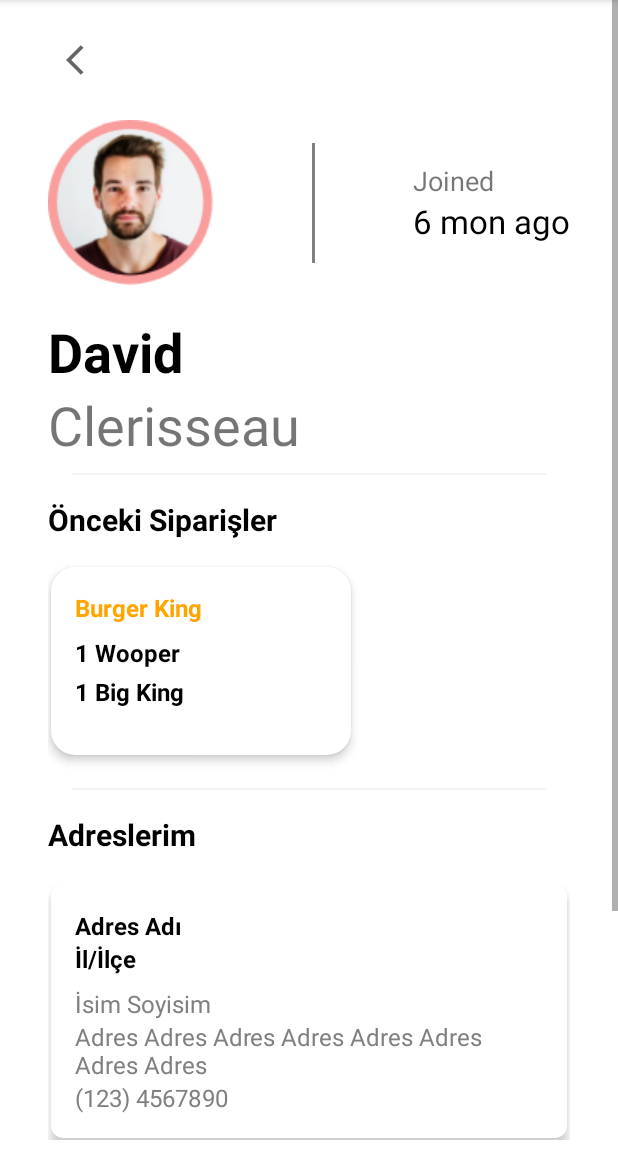
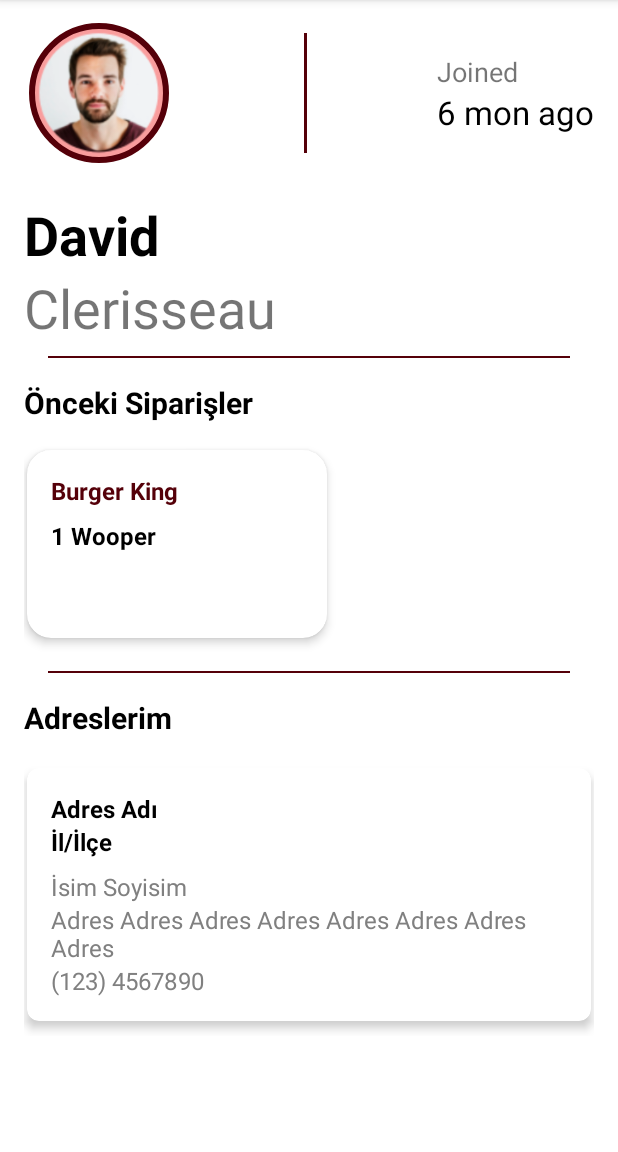
Before and after one commit to Yemeksepeti-Mobil-Android-Bootcamp/teamB_homework3, an Android app: the fragment ProfileFragment shown on its own in the app's theme, on a phone screen of 412 x 824 dp, the part 84-1236 px from its top. Run offline under Robolectric (Android 15) with nearby library versions, the phone set to English and light mode, and no system bars.

Commit message:
Fixed bug profile ui

```diff
--- a/app/src/main/res/layout/fragment_profile.xml
+++ b/app/src/main/res/layout/fragment_profile.xml
@@ -5,59 +5,55 @@
     android:layout_width="match_parent"
     android:layout_height="match_parent"
     android:overScrollMode="never"
+    android:layout_marginTop="4dp"
     android:layout_marginBottom="8dp">
 
     <LinearLayout
         android:layout_width="match_parent"
         android:layout_height="wrap_content"
-        android:layout_marginHorizontal="32dp"
+        android:layout_marginHorizontal="16dp"
+        android:layout_marginTop="8dp"
         android:orientation="vertical"
         tools:context=".fragments.ProfileFragment">
-        <ImageButton
-            android:layout_width="wrap_content"
-            android:layout_height="wrap_content"
-            android:layout_marginVertical="16dp"
-            android:background="#00000000"
-            android:clickable="true"
-            android:focusable="true"
-            android:minWidth="48dp"
-            android:minHeight="48dp"
-            android:src="@drawable/ic_baseline_arrow_back"
-            tools:ignore="SpeakableTextPresentCheck" />
 
         <androidx.constraintlayout.widget.ConstraintLayout
             android:layout_width="match_parent"
             android:layout_height="wrap_content">
-            <ImageView
-                android:id="@+id/imageView6"
-                android:layout_width="wrap_content"
-                android:layout_height="wrap_content"
-                android:src="@drawable/profile_picture"
+            <com.google.android.material.imageview.ShapeableImageView
+                android:id="@+id/profileImageView"
+                android:layout_width="100dp"
+                android:layout_height="100dp"
+                android:padding="5dp"
+                app:strokeWidth="4dp"
+                app:strokeColor="#550009"
+                app:shapeAppearanceOverlay="@style/ShapeAppearanceOverlay.App.CornerSize50Percent"
                 app:layout_constraintBottom_toBottomOf="parent"
-                app:layout_constraintEnd_toStartOf="@+id/view6"
+                app:layout_constraintEnd_toStartOf="@+id/profileVerticalLine"
                 app:layout_constraintHorizontal_bias="0.5"
                 app:layout_constraintHorizontal_chainStyle="spread_inside"
                 app:layout_constraintStart_toStartOf="parent"
-                app:layout_constraintTop_toTopOf="parent" />
+                app:layout_constraintTop_toTopOf="parent"
+                app:srcCompat="@drawable/profile_picture" />
+
             <View
-                android:id="@+id/view6"
+                android:id="@+id/profileVerticalLine"
                 android:layout_width="2dp"
                 android:layout_height="80dp"
-                android:background="#808080"
+                android:background="#550009"
                 app:layout_constraintBottom_toBottomOf="parent"
-                app:layout_constraintEnd_toStartOf="@+id/linearLayout6"
+                app:layout_constraintEnd_toStartOf="@+id/profileJoinedLayout"
                 app:layout_constraintHorizontal_bias="0.5"
-                app:layout_constraintStart_toEndOf="@+id/imageView6"
+                app:layout_constraintStart_toEndOf="@+id/profileImageView"
                 app:layout_constraintTop_toTopOf="parent" />
             <LinearLayout
-                android:id="@+id/linearLayout6"
+                android:id="@+id/profileJoinedLayout"
                 android:layout_width="wrap_content"
                 android:layout_height="wrap_content"
                 android:orientation="vertical"
                 app:layout_constraintBottom_toBottomOf="parent"
                 app:layout_constraintEnd_toEndOf="parent"
                 app:layout_constraintHorizontal_bias="0.5"
-                app:layout_constraintStart_toEndOf="@+id/view6"
+                app:layout_constraintStart_toEndOf="@+id/profileVerticalLine"
                 app:layout_constraintTop_toTopOf="parent">
                 <TextView
                     android:layout_width="wrap_content"
@@ -65,6 +61,7 @@
                     android:text="Joined"
                     android:textSize="18sp" />
                 <TextView
+                    android:id="@+id/profileDate"
                     android:layout_width="wrap_content"
                     android:layout_height="wrap_content"
                     android:text="6 mon ago"
@@ -79,6 +76,7 @@
             android:layout_marginTop="20dp"
             android:orientation="vertical">
             <TextView
+                android:id="@+id/profileName"
                 android:layout_width="wrap_content"
                 android:layout_height="wrap_content"
                 android:text="David"
@@ -86,6 +84,7 @@
                 android:textColor="@color/black"
                 android:textStyle="bold" />
             <TextView
+                android:id="@+id/profileLastName"
                 android:layout_width="wrap_content"
                 android:layout_height="wrap_content"
                 android:text="Clerisseau"
@@ -95,7 +94,7 @@
         <View
             android:layout_width="match_parent"
             android:layout_height="1dp"
-            android:background="#f4f4f4"
+            android:background="#550009"
             android:layout_marginTop="8dp"
             android:layout_marginHorizontal="16dp" />
 
@@ -110,6 +109,7 @@
             android:layout_marginTop="16dp" />
 
         <androidx.cardview.widget.CardView
+            android:id="@+id/profilePreviousOrders"
             android:layout_width="200dp"
             android:layout_height="125dp"
             android:layout_margin="2dp"
@@ -122,25 +122,19 @@
                 android:layout_height="match_parent"
                 android:orientation="vertical">
                 <TextView
+                    android:id="@+id/profilePreviousOrderRestaurantName"
                     android:layout_width="wrap_content"
                     android:layout_height="wrap_content"
                     android:text="Burger King"
                     android:textSize="16sp"
-                    android:textColor="#FFA500"
+                    android:textColor="#550009"
                     android:textStyle="bold" />
                 <TextView
+                    android:id="@+id/profilePreviousOrderName"
                     android:layout_width="wrap_content"
                     android:layout_height="wrap_content"
                     android:layout_marginTop="8dp"
                     android:text="1 Wooper"
-                    android:textSize="16sp"
-                    android:textStyle="bold"
-                    android:textColor="@color/black" />
-                <TextView
-                    android:layout_width="wrap_content"
-                    android:layout_height="wrap_content"
-                    android:text="1 Big King"
-                    android:layout_marginTop="4dp"
                     android:textSize="16sp"
                     android:textStyle="bold"
                     android:textColor="@color/black" />
@@ -151,9 +145,10 @@
         <View
             android:layout_width="match_parent"
             android:layout_height="1dp"
-            android:background="#f4f4f4"
+            android:background="#550009"
             android:layout_marginTop="20dp"
             android:layout_marginHorizontal="16dp" />
+
         <TextView
             android:layout_width="match_parent"
             android:layout_height="wrap_content"
@@ -163,7 +158,9 @@
             android:textStyle="bold"
             android:layout_marginBottom="16dp"
             android:layout_marginTop="16dp" />
+
         <androidx.cardview.widget.CardView
+            android:id="@+id/profileAdressContainer"
             android:layout_width="match_parent"
             android:layout_height="wrap_content"
             android:layout_marginHorizontal="2dp"
@@ -172,11 +169,13 @@
             app:cardCornerRadius="8dp"
             app:cardElevation="4dp"
             app:contentPadding="16dp">
+
             <LinearLayout
                 android:layout_width="match_parent"
                 android:layout_height="match_parent"
                 android:orientation="vertical">
                 <TextView
+                    android:id="@+id/profileAdressName"
                     android:layout_width="wrap_content"
                     android:layout_height="wrap_content"
                     android:text="Adres Adı"
@@ -184,6 +183,7 @@
                     android:textColor="@color/black"
                     android:textStyle="bold" />
                 <TextView
+                    android:id="@+id/profileCity"
                     android:layout_width="wrap_content"
                     android:layout_height="wrap_content"
                     android:text="İl/İlçe"
@@ -191,6 +191,7 @@
                     android:textColor="@color/black"
                     android:textStyle="bold" />
                 <TextView
+                    android:id="@+id/profileNameAdress"
                     android:layout_width="wrap_content"
                     android:layout_height="wrap_content"
                     android:layout_marginTop="8dp"
@@ -198,61 +199,14 @@
                     android:textSize="16sp"
                     android:textColor="#808080" />
                 <TextView
+                    android:id="@+id/profileAdress"
                     android:layout_width="wrap_content"
                     android:layout_height="wrap_content"
                     android:text="Adres Adres Adres Adres Adres Adres Adres Adres"
                     android:textSize="16sp"
                     android:textColor="#808080" />
                 <TextView
-                    android:layout_width="wrap_content"
-                    android:layout_height="wrap_content"
-                    android:text="(123) 4567890"
-                    android:textSize="16sp"
-                    android:textColor="#808080" />
-            </LinearLayout>
-        </androidx.cardview.widget.CardView>
-
-        <androidx.cardview.widget.CardView
-            android:layout_width="match_parent"
-            android:layout_height="wrap_content"
-            android:layout_marginHorizontal="2dp"
-            android:layout_marginTop="4dp"
-            android:layout_marginBottom="10dp"
-            app:cardCornerRadius="8dp"
-            app:cardElevation="4dp"
-            app:contentPadding="16dp">
-            <LinearLayout
-                android:layout_width="match_parent"
-                android:layout_height="match_parent"
-                android:orientation="vertical">
-                <TextView
-                    android:layout_width="wrap_content"
-                    android:layout_height="wrap_content"
-                    android:text="Adres Adı"
-                    android:textSize="16sp"
-                    android:textColor="@color/black"
-                    android:textStyle="bold" />
-                <TextView
-                    android:layout_width="wrap_content"
-                    android:layout_height="wrap_content"
-                    android:text="İl/İlçe"
-                    android:textSize="16sp"
-                    android:textColor="@color/black"
-                    android:textStyle="bold" />
-                <TextView
-                    android:layout_width="wrap_content"
-                    android:layout_height="wrap_content"
-                    android:layout_marginTop="8dp"
-                    android:text="İsim Soyisim"
-                    android:textSize="16sp"
-                    android:textColor="#808080" />
-                <TextView
-                    android:layout_width="wrap_content"
-                    android:layout_height="wrap_content"
-                    android:text="Adres Adres Adres Adres Adres Adres Adres Adres"
-                    android:textSize="16sp"
-                    android:textColor="#808080" />
-                <TextView
+                    android:id="@+id/profileNumber"
                     android:layout_width="wrap_content"
                     android:layout_height="wrap_content"
                     android:text="(123) 4567890"
--- /dev/null
+++ b/app/src/main/res/values/styles.xml
@@ -0,0 +1,7 @@
+<?xml version="1.0" encoding="utf-8"?>
+<resources>
+    <style name="ShapeAppearanceOverlay.App.CornerSize50Percent" parent="">
+        <item name="cornerSize">50%</item>
+        <item name="android:background">#00000000</item>
+    </style>
+</resources>
```
